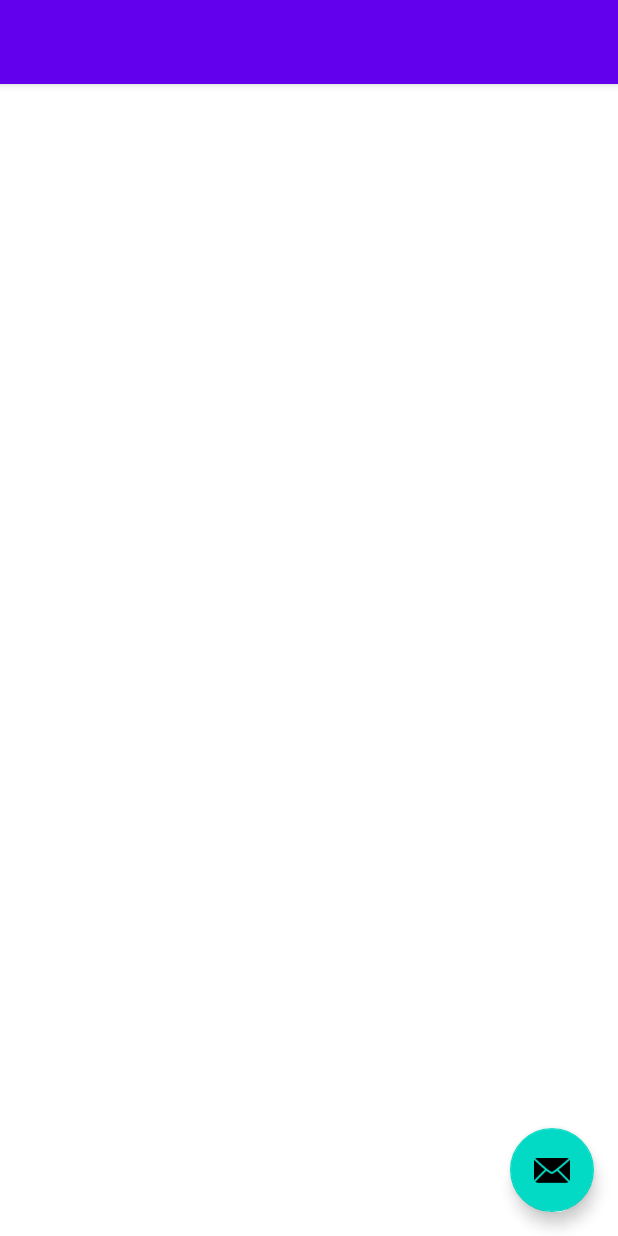
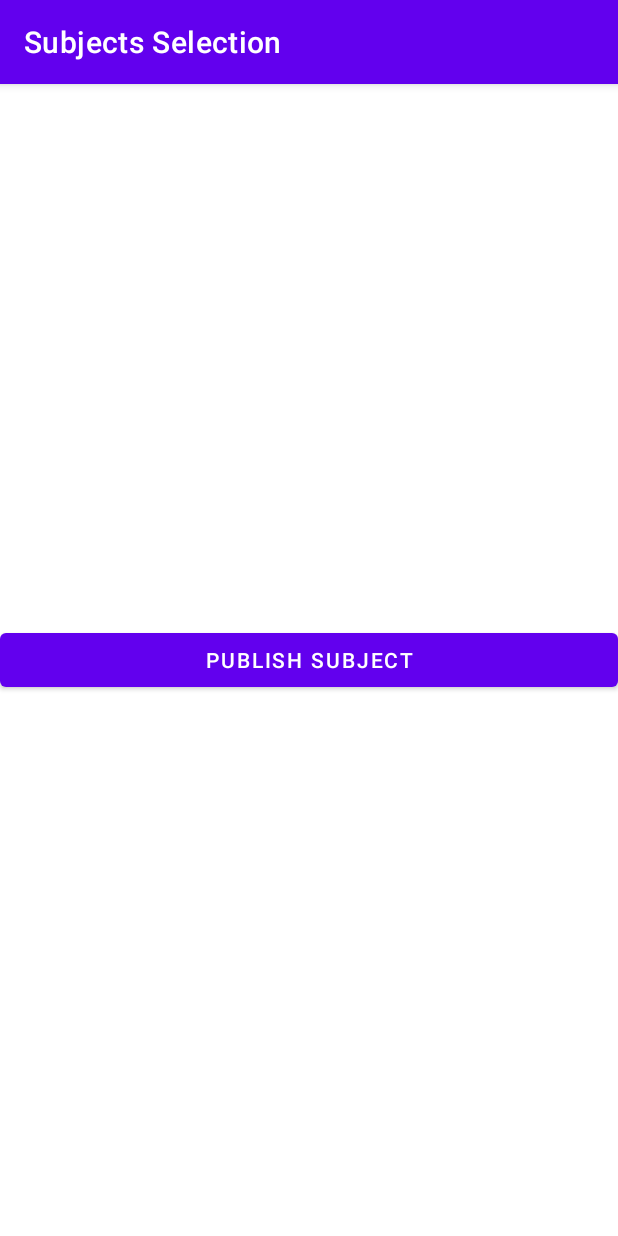
Before and after one commit to devrath/reactive-android-repository, an Android app: the SubjectsSelectionActivity screen opened directly, with no data from a screen before it, on a phone screen of 412 x 824 dp. Run offline under Robolectric (Android 15) with nearby library versions, the phone set to English and light mode, and no system bars.

Commit message:
added more code

```diff
--- a/Application/app/src/main/java/com/droid/code/subjects/SubjectsSelectionActivity.kt
+++ b/Application/app/src/main/java/com/droid/code/subjects/SubjectsSelectionActivity.kt
@@ -13,7 +13,13 @@ class SubjectsSelectionActivity : AppCompatActivity() {
 
         binding = ActivitySubjectsSelectionBinding.inflate(layoutInflater)
         setContentView(binding.root)
+        setOnClickListener()
 
     }
 
+    private fun setOnClickListener() {
+        binding.btnPublishSubjectId.setOnClickListener {
+
+        }
+    }
 }
--- a/Application/app/src/main/res/layout/activity_selection.xml
+++ b/Application/app/src/main/res/layout/activity_selection.xml
@@ -4,6 +4,7 @@
         android:layout_width="match_parent"
         android:layout_height="match_parent"
         android:fillViewport="true"
+        android:padding="@dimen/screen_padding"
         tools:context=".SelectionActivity">
 
         <LinearLayout
--- a/Application/app/src/main/res/layout/activity_subjects_selection.xml
+++ b/Application/app/src/main/res/layout/activity_subjects_selection.xml
@@ -1,34 +1,16 @@
 <?xml version="1.0" encoding="utf-8"?>
-<androidx.coordinatorlayout.widget.CoordinatorLayout xmlns:android="http://schemas.android.com/apk/res/android"
+<LinearLayout xmlns:android="http://schemas.android.com/apk/res/android"
     xmlns:app="http://schemas.android.com/apk/res-auto"
     xmlns:tools="http://schemas.android.com/tools"
     android:layout_width="match_parent"
     android:layout_height="match_parent"
-    tools:context=".subjects.SubjectsSelectionActivity">
+    android:gravity="center"
+    android:orientation="vertical">
 
-    <com.google.android.material.appbar.AppBarLayout
+    <Button
+        android:id="@+id/btnPublishSubjectId"
         android:layout_width="match_parent"
         android:layout_height="wrap_content"
-        android:theme="@style/Theme.Code.AppBarOverlay">
+        android:text="@string/publish_subject" />
 
-        <androidx.appcompat.widget.Toolbar
-            android:id="@+id/toolbar"
-            android:layout_width="match_parent"
-            android:layout_height="?attr/actionBarSize"
-            android:background="?attr/colorPrimary"
-            app:popupTheme="@style/Theme.Code.PopupOverlay" />
-
-    </com.google.android.material.appbar.AppBarLayout>
-
-    <include layout="@layout/content_subjects_selection" />
-
-    <com.google.android.material.floatingactionbutton.FloatingActionButton
-        android:id="@+id/fab"
-        android:layout_width="wrap_content"
-        android:layout_height="wrap_content"
-        android:layout_gravity="bottom|end"
-        android:layout_marginEnd="@dimen/fab_margin"
-        android:layout_marginBottom="16dp"
-        app:srcCompat="@android:drawable/ic_dialog_email" />
-
-</androidx.coordinatorlayout.widget.CoordinatorLayout>
+</LinearLayout>
--- a/Application/app/src/main/res/values/dimens.xml
+++ b/Application/app/src/main/res/values/dimens.xml
@@ -1,3 +1,4 @@
 <resources>
     <dimen name="fab_margin">16dp</dimen>
+    <dimen name="screen_padding">10dp</dimen>
 </resources>
--- a/Application/app/src/main/res/values/strings.xml
+++ b/Application/app/src/main/res/values/strings.xml
@@ -3,5 +3,6 @@
     <string name="subjects">Subjects</string>
     <string name="subjects_selection">Subjects Selection</string>
     <string name="demo_selection">Demo Selection</string>
+    <string name="publish_subject">Publish Subject</string>
     <!-- Strings used for fragments for navigation -->
 </resources>
```
Also changed, not shown: Application/app/src/main/AndroidManifest.xml (+8 -7 lines), Application/app/src/main/res/navigation/nav_graph.xml (deleted, +0 -28 lines).
